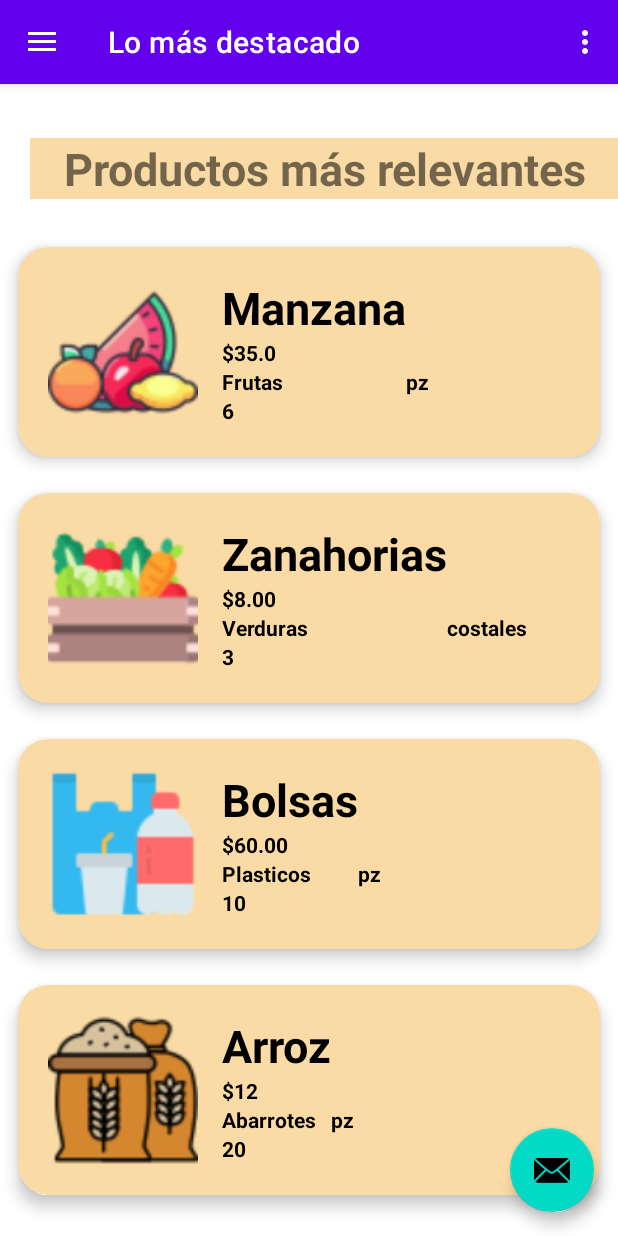
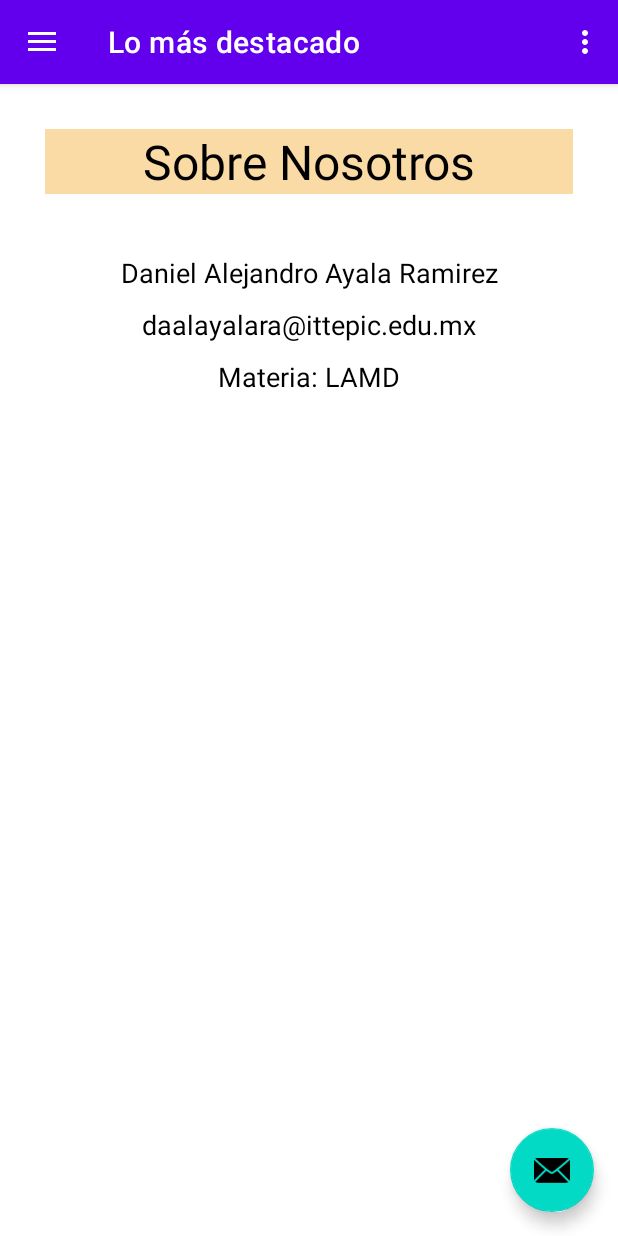
Before and after one commit to DanielAyalaRa/LADM_U1_Practica2_AI, an Android app: the screen it shows after launch (MainActivity), in the side drawer, after a tap on "Lo más destacado", on a phone screen of 412 x 824 dp. Run offline under Robolectric (Android 15) with nearby library versions, the phone set to English and light mode, and no system bars; our stand-ins replace navigation-ui.

Commit message:
CardView mostrar v2.0.1

```diff
--- a/LADM_U1_Practica2_AlmacenamientoArchivosPlanos/app/src/main/java/mx/edu/ittepic/daar/ladm_u1_practica2_almacenamientoarchivosplanos/CustomAdapter.kt
+++ b/LADM_U1_Practica2_AlmacenamientoArchivosPlanos/app/src/main/java/mx/edu/ittepic/daar/ladm_u1_practica2_almacenamientoarchivosplanos/CustomAdapter.kt
@@ -13,51 +13,56 @@ import androidx.recyclerview.widget.RecyclerView
 import java.io.BufferedReader
 import java.io.InputStreamReader
 
-class CustomAdapter : RecyclerView.Adapter<CustomAdapter.ViewHolder>() {
+class CustomAdapter(private val data:List<Data>) : RecyclerView.Adapter<CustomAdapter.ProductosViewHolder>() {
 
-    val productos = arrayOf("Manzana","Zanahorias","Bolsas","Arroz")
-    val precio = arrayOf("$35.0","$8.00","$60.00","$12")
-    val categoria = arrayOf("Frutas","Verduras","Plasticos","Abarrotes")
-    val cantidad = arrayOf("6","3","10","20")
-    val unidad = arrayOf("pz","costales","pz","pz")
-    val images = intArrayOf(R.drawable.frutas,
-        R.drawable.verduras,
-        R.drawable.plasticos,
-        R.drawable.cereal)
-
-    override fun onCreateViewHolder(viewGroup: ViewGroup, i: Int): ViewHolder {
+    override fun onCreateViewHolder(viewGroup: ViewGroup, i: Int): ProductosViewHolder {
         val v = LayoutInflater.from(viewGroup.context).inflate(R.layout.card_layout, viewGroup, false)
-        return ViewHolder(v)
+        return ProductosViewHolder(v)
     }
 
-    override fun onBindViewHolder(viewHolder : ViewHolder, i: Int) {
-        viewHolder.itemNombre.text = productos[i]
-        viewHolder.itemPrecio.text = precio[i].toString()
-        viewHolder.itemCategoria.text = categoria[i]
-        viewHolder.itemCantidad.text = cantidad[i].toString()
-        viewHolder.itemUnidad.text = unidad[i]
-        viewHolder.itemImage.setImageResource(images[i])
+    override fun onBindViewHolder(holder : ProductosViewHolder, i: Int) {
+        val item = data[i]
+        holder.render(item)
     }
 
     override fun getItemCount(): Int {
-        return productos.size
+        return data.size
     }
 
-    inner class ViewHolder(itemView: View) : RecyclerView.ViewHolder(itemView) {
-        var itemImage : ImageView
-        var itemNombre : TextView
-        var itemPrecio : TextView
-        var itemCategoria : TextView
-        var itemCantidad : TextView
-        var itemUnidad : TextView
+    inner class ProductosViewHolder(itemView: View) : RecyclerView.ViewHolder(itemView) {
+        var itemImage = itemView.findViewById<ImageView>(R.id.item_image)
+        var itemNombre = itemView.findViewById<TextView>(R.id.item_nombre)
+        var itemPrecio = itemView.findViewById<TextView>(R.id.item_precio)
+        var itemCategoria = itemView.findViewById<TextView>(R.id.item_categoria)
+        var itemCantidad = itemView.findViewById<TextView>(R.id.item_cantidad)
+        var itemUnidad = itemView.findViewById<TextView>(R.id.item_unidad)
+        var itemPeso = itemView.findViewById<TextView>(R.id.item_peso)
 
-        init {
-            itemImage = itemView.findViewById(R.id.item_image)
-            itemNombre = itemView.findViewById(R.id.item_nombre)
-            itemPrecio = itemView.findViewById(R.id.item_precio)
-            itemCategoria = itemView.findViewById(R.id.item_categoria)
-            itemCantidad = itemView.findViewById(R.id.item_cantidad)
-            itemUnidad = itemView.findViewById(R.id.item_unidad)
+        fun render(producto: Data) {
+            when (producto.categoria){
+                "Frutas" -> {
+                    itemImage.setImageResource(R.drawable.frutas)
+                }
+                "Verduras" -> {
+                    itemImage.setImageResource(R.drawable.verduras)
+                }
+                "Cereales" -> {
+                    itemImage.setImageResource(R.drawable.cereal)
+                }
+                "Plasticos" -> {
+                    itemImage.setImageResource(R.drawable.plasticos)
+                }
+                "Abarrotes" -> {
+                    itemImage.setImageResource(R.drawable.fruteria)
+                }
+            }
+
+            itemNombre.text = producto.nombre
+            itemPrecio.text = producto.precio.toString()
+            itemCategoria.text = producto.categoria
+            itemCantidad.text = producto.cantidad.toString()
+            itemUnidad.text = producto.unidad
+            itemPeso.text = "$"
         }
     }
 }
--- a/LADM_U1_Practica2_AlmacenamientoArchivosPlanos/app/src/main/java/mx/edu/ittepic/daar/ladm_u1_practica2_almacenamientoarchivosplanos/Data.kt
+++ b/LADM_U1_Practica2_AlmacenamientoArchivosPlanos/app/src/main/java/mx/edu/ittepic/daar/ladm_u1_practica2_almacenamientoarchivosplanos/Data.kt
@@ -3,21 +3,21 @@ package mx.edu.ittepic.daar.ladm_u1_practica2_almacenamientoarchivosplanos
 class Data {
     var nombre = ""
     var precio = 0
+    var categoria = ""
     var cantidad = 0
-    var categoria = ""
     var unidad = ""
 
 
     fun contenido() : String {
-        return nombre+","+precio+","+cantidad+","+categoria+","+unidad
+        return nombre+","+precio+","+categoria+","+cantidad+","+unidad
     }
 
     fun construir(renglon: String) {
         val contenido = renglon.split(",")
         nombre = contenido[0]
         precio = contenido[1].toString().toInt()
+        categoria = contenido[2]
         cantidad = contenido[3].toString().toInt()
-        categoria = contenido[2]
         unidad = contenido[4]
     }
 }
--- a/LADM_U1_Practica2_AlmacenamientoArchivosPlanos/app/src/main/java/mx/edu/ittepic/daar/ladm_u1_practica2_almacenamientoarchivosplanos/ui/actualizar/ActualizarFragment.kt
+++ b/LADM_U1_Practica2_AlmacenamientoArchivosPlanos/app/src/main/java/mx/edu/ittepic/daar/ladm_u1_practica2_almacenamientoarchivosplanos/ui/actualizar/ActualizarFragment.kt
@@ -2,23 +2,33 @@ package mx.edu.ittepic.daar.ladm_u1_practica2_almacenamientoarchivosplanos.ui.ac
 
 import android.app.ActionBar
 import android.app.Activity
+import android.app.AlertDialog
 import androidx.lifecycle.ViewModelProvider
 import android.os.Bundle
 import androidx.fragment.app.Fragment
 import android.view.LayoutInflater
 import android.view.View
 import android.view.ViewGroup
+import android.widget.ArrayAdapter
 import android.widget.TextView
+import android.widget.Toast
 import androidx.appcompat.app.AppCompatActivity
 import androidx.recyclerview.widget.LinearLayoutManager
 import mx.edu.ittepic.daar.ladm_u1_practica2_almacenamientoarchivosplanos.CustomAdapter
+import mx.edu.ittepic.daar.ladm_u1_practica2_almacenamientoarchivosplanos.Data
 import mx.edu.ittepic.daar.ladm_u1_practica2_almacenamientoarchivosplanos.R
 import mx.edu.ittepic.daar.ladm_u1_practica2_almacenamientoarchivosplanos.databinding.FragmentActualizarBinding
+import java.io.BufferedReader
+import java.io.InputStreamReader
 
 class ActualizarFragment : Fragment() {
 
     private var _binding: FragmentActualizarBinding? = null
     private val binding get() = _binding!!
+    val vector = ArrayList<Data>()
+    var productos = ArrayList<String>()
+    val productosList = ArrayList<String>()
+    var aux : List<String> = listOf("Productos","0","Frutas","0","pz")
 
     companion object {
         fun newInstance() = ActualizarFragment()
@@ -36,10 +46,6 @@ class ActualizarFragment : Fragment() {
         _binding = FragmentActualizarBinding.inflate(inflater, container, false)
         val root: View = binding.root
 
-        val adapter = CustomAdapter()
-        binding.recyclerView.layoutManager = LinearLayoutManager(requireContext())
-        binding.recyclerView.adapter = adapter
-
         return root
     }
 
@@ -48,5 +54,4 @@ class ActualizarFragment : Fragment() {
         viewModel = ViewModelProvider(this).get(ActualizarViewModel::class.java)
         // TODO: Use the ViewModel
     }
-
 }
--- a/LADM_U1_Practica2_AlmacenamientoArchivosPlanos/app/src/main/java/mx/edu/ittepic/daar/ladm_u1_practica2_almacenamientoarchivosplanos/ui/insertar/InsertarFragment.kt
+++ b/LADM_U1_Practica2_AlmacenamientoArchivosPlanos/app/src/main/java/mx/edu/ittepic/daar/ladm_u1_practica2_almacenamientoarchivosplanos/ui/insertar/InsertarFragment.kt
@@ -40,8 +40,6 @@ class InsertarFragment : Fragment() {
         _binding = FragmentInsertarBinding.inflate(inflater, container, false)
         val root: View = binding.root
 
-        if (segundaVez()) precargarDatos()
-
         leer()
         binding.btnInsertar.setOnClickListener {
             if (binding.nombre.text.toString() == "" || binding.precio.text.toString() == "" || binding.cantidad.text.toString() == "") {
@@ -52,9 +50,6 @@ class InsertarFragment : Fragment() {
             }else {
                 insertar()
             }
-        }
-        binding.btnGuardar.setOnClickListener {
-            guardar()
         }
         return root
     }
@@ -70,14 +65,10 @@ class InsertarFragment : Fragment() {
 
             objetoDatos.nombre = binding.nombre.text.toString()
             objetoDatos.precio = binding.precio.text.toString().toInt()
+            objetoDatos.categoria = binding.categoria.selectedItem.toString()
             objetoDatos.cantidad = binding.cantidad.text.toString().toInt()
-            objetoDatos.categoria = binding.categoria.selectedItem.toString()
             objetoDatos.unidad = binding.unidades.selectedItem.toString()
             productos.add(objetoDatos.contenido())
-
-            AlertDialog.Builder(requireContext())
-                .setMessage("SE HA INSERTADO")
-                .show()
 
             control = true
 
@@ -88,6 +79,8 @@ class InsertarFragment : Fragment() {
             binding.nombre.setText("")
             binding.precio.setText("")
             binding.cantidad.setText("")
+
+            guardar()
         } catch (e:Exception) {
             Toast.makeText(requireContext(), e.message, Toast.LENGTH_LONG)
         }
@@ -112,7 +105,11 @@ class InsertarFragment : Fragment() {
                 archivo.close()
 
                 AlertDialog.Builder(requireContext())
+                    .setTitle("INSERTAR")
                     .setMessage("SE HA GUARDADO CORRECTAMENTE")
+                    .setNeutralButton("ACEPTAR", {d,i->
+                        d.dismiss()
+                    })
                     .show()
 
                 control = false
@@ -126,17 +123,6 @@ class InsertarFragment : Fragment() {
                 .setNeutralButton("OK", {d,i-> d.dismiss()})
                 .show()
         }
-    }
-
-    private fun existe() : Boolean {
-        try {
-            val archivo = BufferedReader(InputStreamReader(context?.openFileInput("archivo.txt")))
-            if (archivo.read() == null) return false
-            archivo.close()
-        } catch (e:Exception) {
-            Toast.makeText(requireContext(),e.message, Toast.LENGTH_LONG)
-        }
-        return true
     }
 
     private fun leer() {
@@ -168,36 +154,4 @@ class InsertarFragment : Fragment() {
             Toast.makeText(requireContext(),e.message, Toast.LENGTH_LONG)
         }
     }
-
-    private fun precargarDatos() {
-        var dataVector =    "Manzanas,35,6,Frutas,pz\n"+"Fresas,120,1,Frutas,caja\n"+"Zanahorias,8,3,Verduras,costales\n"+"Jitomate,12,3,Verduras,cajas\n"+
-                            "Arroz,12,20,Abarrotes,pz\n"+"Maiz,25,1,Abarrotes,costal\n"+"Bolsas,60,10,Plasticos,pz\n"+"Vasos,18,8,Plasticos,pz\n"+
-                            "Tostadas,24,14,Abarrotes,pz\n"+"Chiles Verdes,28,4,Verduras,gr\n"+"Sandia,36,5,Frutas,pz\n"
-        var contador = "1"
-        try {
-            val archivo = OutputStreamWriter(requireActivity().openFileOutput("archivo.txt", 0))
-            archivo.write(dataVector)
-            archivo.flush()
-            archivo.close()
-
-            val contar = OutputStreamWriter(requireActivity().openFileOutput("contar.txt", 0))
-            contar.write(dataVector)
-            contar.flush()
-            contar.close()
-        } catch (e:java.lang.Exception) {
-            Toast.makeText(requireContext(), e.message, Toast.LENGTH_LONG)
-        }
-    }
-
-    fun segundaVez() :Boolean {
-        try {
-            val archivo = BufferedReader(InputStreamReader(context?.openFileInput("contar.txt")))
-            var cadena = archivo.readLine()
-            archivo.close()
-            if (cadena == null) return false
-        } catch (e:Exception) {
-            Toast.makeText(requireContext(),e.message, Toast.LENGTH_LONG)
-        }
-        return true
-    }
 }
--- a/LADM_U1_Practica2_AlmacenamientoArchivosPlanos/app/src/main/res/layout/card_layout.xml
+++ b/LADM_U1_Practica2_AlmacenamientoArchivosPlanos/app/src/main/res/layout/card_layout.xml
@@ -40,13 +40,36 @@
         <TextView
             android:layout_width="wrap_content"
             android:layout_height="wrap_content"
+            android:text="$"
+            android:textColor="@color/black"
+            android:id="@+id/item_peso"
+            android:textStyle="bold"
+            android:layout_toEndOf="@id/item_image"
+            android:layout_toRightOf="@id/item_image"
+            android:layout_below="@id/item_nombre"/>
+
+        <TextView
+            android:layout_width="wrap_content"
+            android:layout_height="wrap_content"
             android:text="Precio"
             android:textColor="@color/black"
             android:id="@+id/item_precio"
             android:textStyle="bold"
+            android:layout_marginLeft="10dp"
+            android:layout_toEndOf="@id/item_image"
+            android:layout_toLeftOf="@id/item_peso"
+            android:layout_below="@id/item_nombre"/>
+
+        <TextView
+            android:layout_width="wrap_content"
+            android:layout_height="wrap_content"
+            android:text="Cantidad"
+            android:textColor="@color/black"
+            android:id="@+id/item_cantidad"
+            android:textStyle="bold"
             android:layout_toEndOf="@id/item_image"
             android:layout_toRightOf="@id/item_image"
-            android:layout_below="@id/item_nombre"/>
+            android:layout_below="@id/item_precio"/>
 
         <TextView
             android:layout_width="wrap_content"
@@ -57,18 +80,7 @@
             android:textStyle="bold"
             android:layout_toEndOf="@id/item_image"
             android:layout_toRightOf="@id/item_image"
-            android:layout_below="@id/item_precio"/>
-
-        <TextView
-            android:layout_width="wrap_content"
-            android:layout_height="wrap_content"
-            android:text="Cantidad"
-            android:textColor="@color/black"
-            android:id="@+id/item_cantidad"
-            android:textStyle="bold"
-            android:layout_toEndOf="@id/item_image"
-            android:layout_toRightOf="@id/item_image"
-            android:layout_below="@id/item_categoria"/>
+            android:layout_below="@id/item_cantidad"/>
 
         <TextView
             android:layout_width="wrap_content"
@@ -76,7 +88,8 @@
             android:text="Unidad"
             android:textColor="@color/black"
             android:id="@+id/item_unidad"
-            android:layout_toEndOf="@id/item_nombre"
+            android:layout_marginLeft="20dp"
+            android:layout_toEndOf="@id/item_cantidad"
             android:layout_below="@id/item_precio"
             android:textStyle="bold"
             />
--- a/LADM_U1_Practica2_AlmacenamientoArchivosPlanos/app/src/main/res/layout/fragment_actualizar.xml
+++ b/LADM_U1_Practica2_AlmacenamientoArchivosPlanos/app/src/main/res/layout/fragment_actualizar.xml
@@ -1,36 +1,47 @@
 <?xml version="1.0" encoding="utf-8"?>
-<androidx.constraintlayout.widget.ConstraintLayout xmlns:android="http://schemas.android.com/apk/res/android"
+<LinearLayout xmlns:android="http://schemas.android.com/apk/res/android"
     xmlns:tools="http://schemas.android.com/tools"
     android:layout_width="match_parent"
     android:layout_height="match_parent"
+    android:orientation="vertical"
+    android:padding="30dp"
     xmlns:app="http://schemas.android.com/apk/res-auto"
     tools:context=".ui.actualizar.ActualizarFragment">
 
     <TextView
-        android:id="@+id/textView"
         android:layout_width="match_parent"
         android:layout_height="wrap_content"
-        android:layout_marginStart="20dp"
-        android:layout_marginLeft="20dp"
-        android:layout_marginRight="40dp"
+        android:text="Sobre Nosotros"
+        android:background="@color/naranja"
+        android:textColor="@color/black"
         android:textAlignment="center"
-        android:background="@color/naranja"
-        android:layout_marginTop="36dp"
-        android:text="Productos más relevantes"
-        android:textStyle="bold"
-        android:textSize="30sp"
-        app:layout_constraintStart_toStartOf="parent"
-        app:layout_constraintTop_toTopOf="parent"/>
+        android:textSize="32dp"/>
 
-    <androidx.recyclerview.widget.RecyclerView
-        android:id="@+id/recyclerView"
+    <TextView
         android:layout_width="match_parent"
-        android:layout_height="0dp"
-        android:layout_marginTop="20dp"
-        app:layout_constraintBottom_toBottomOf="parent"
-        app:layout_constraintEnd_toEndOf="parent"
-        app:layout_constraintHorizontal_bias="0.0"
-        app:layout_constraintStart_toStartOf="parent"
-        app:layout_constraintTop_toBottomOf="@+id/textView"/>
+        android:layout_height="wrap_content"
+        android:text="Daniel Alejandro Ayala Ramirez"
+        android:layout_marginTop="40dp"
+        android:textColor="@color/black"
+        android:textAlignment="center"
+        android:textSize="18dp"/>
 
-</androidx.constraintlayout.widget.ConstraintLayout>
+    <TextView
+        android:layout_width="match_parent"
+        android:layout_height="wrap_content"
+        android:text="daalayalara@ittepic.edu.mx"
+        android:layout_marginTop="10dp"
+        android:textColor="@color/black"
+        android:textAlignment="center"
+        android:textSize="18dp"/>
+
+    <TextView
+        android:layout_width="match_parent"
+        android:layout_height="wrap_content"
+        android:text="Materia: LAMD"
+        android:layout_marginTop="10dp"
+        android:textColor="@color/black"
+        android:textAlignment="center"
+        android:textSize="18dp"/>
+
+</LinearLayout>
--- a/LADM_U1_Practica2_AlmacenamientoArchivosPlanos/app/src/main/res/values/strings.xml
+++ b/LADM_U1_Practica2_AlmacenamientoArchivosPlanos/app/src/main/res/values/strings.xml
@@ -19,13 +19,13 @@
         <item>Cereales</item>
         <item>Plasticos</item>
         <item>Abarrotes</item>
-        <item>Lacteos</item>
     </string-array>
 
     <string-array name="arr_unidades">
         <item>pz</item>
         <item>gr</item>
         <item>cajas</item>
+        <item>costales</item>
     </string-array>
 
 </resources>
```
Also changed, not shown: LADM_U1_Practica2_AlmacenamientoArchivosPlanos/app/src/main/java/mx/edu/ittepic/daar/ladm_u1_practica2_almacenamientoarchivosplanos/ui/mostrar/MostrarFragment.kt (+37 -1 lines), LADM_U1_Practica2_AlmacenamientoArchivosPlanos/app/src/main/res/layout/fragment_insertar.xml (+5 -24 lines), LADM_U1_Practica2_AlmacenamientoArchivosPlanos/app/src/main/res/layout/fragment_mostrar.xml (+11 -5 lines).
